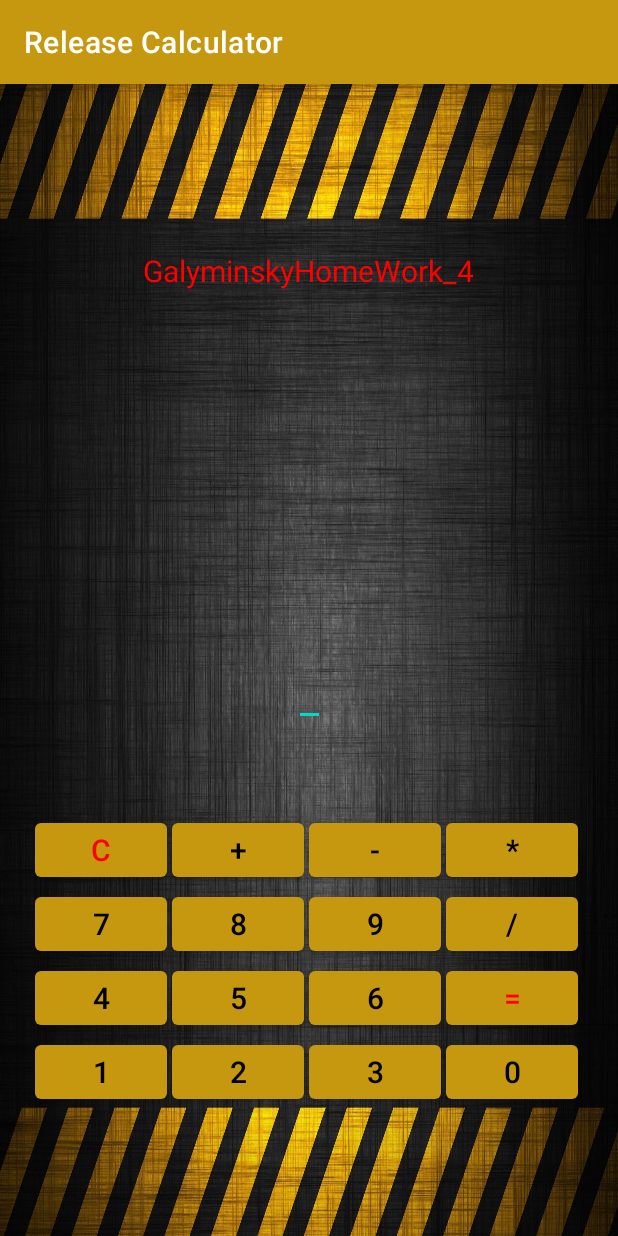
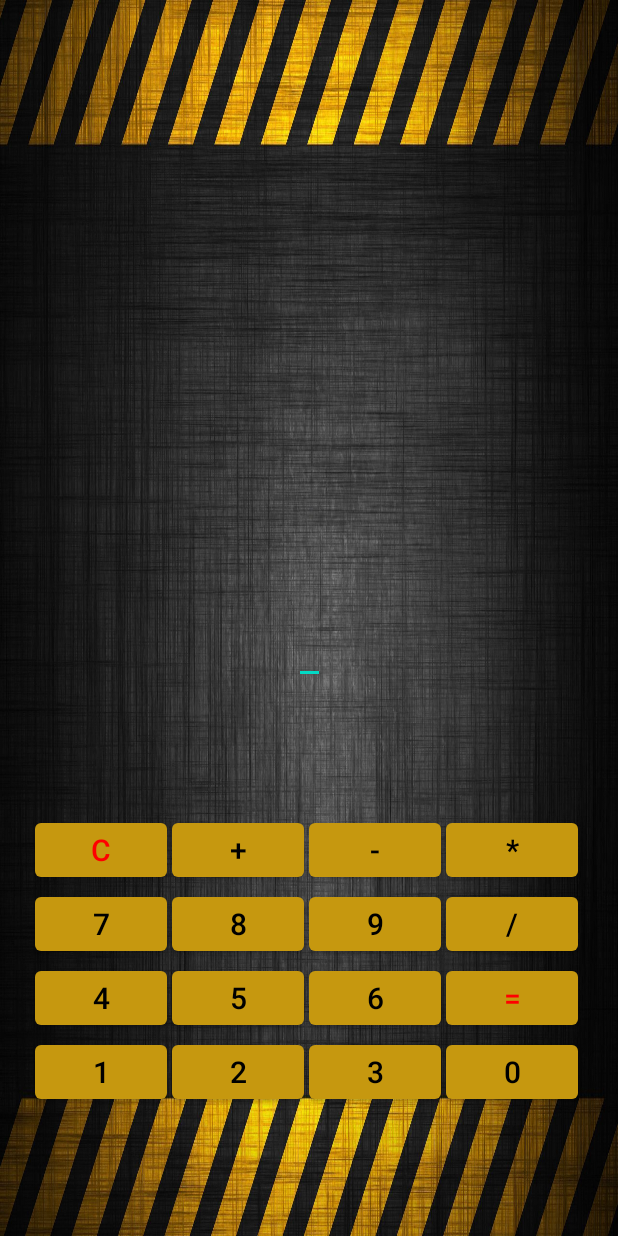
Before and after one commit to Galyminsky/Release_CALCULATOR_GB, an Android app: the screen it shows after launch (MainActivity), on a phone screen of 412 x 824 dp. Run offline under Robolectric (Android 15) with nearby library versions, the phone set to English and light mode, and no system bars.

Commit message:
Добавлен Силь "28 Дней" для двух ориентаций. Добвлен Стиль "WaltoGraph" для двух ориентаций.

```diff
--- a/app/src/main/res/layout-land/activity_main.xml
+++ b/app/src/main/res/layout-land/activity_main.xml
@@ -16,12 +16,13 @@
         android:text="@string/space_land"
         android:textColor="@color/purple_500"
         android:textSize="@dimen/txtsize_land_view"
+        style="@style/DaysLetter"
         app:layout_constraintBottom_toBottomOf="parent"
         app:layout_constraintEnd_toEndOf="parent"
-        app:layout_constraintHorizontal_bias="0.5"
+        app:layout_constraintHorizontal_bias="0.825"
         app:layout_constraintStart_toStartOf="parent"
         app:layout_constraintTop_toTopOf="parent"
-        app:layout_constraintVertical_bias="0.040" />
+        app:layout_constraintVertical_bias="0.145" />
 
     <GridLayout
         android:layout_width="wrap_content"
@@ -31,7 +32,7 @@
         app:layout_constraintEnd_toEndOf="parent"
         app:layout_constraintStart_toStartOf="parent"
         app:layout_constraintTop_toTopOf="parent"
-        app:layout_constraintVertical_bias="0.73">
+        app:layout_constraintVertical_bias="0.75">
 
         <Button
             android:id="@+id/one"
@@ -39,8 +40,7 @@
             android:layout_height="wrap_content"
             android:layout_margin="2dp"
             android:text="@string/one_land"
-            android:textColor="@color/black"
-            android:textSize="@dimen/textSize_land"
+            style="@style/DaysLetter"
             tools:layout_editor_absoluteX="185dp"
             tools:layout_editor_absoluteY="345dp" />
 
@@ -50,8 +50,7 @@
             android:layout_height="wrap_content"
             android:layout_margin="2dp"
             android:text="@string/two_land"
-            android:textColor="@color/black"
-            android:textSize="@dimen/textSize_land"
+            style="@style/DaysLetter"
             tools:layout_editor_absoluteX="275dp"
             tools:layout_editor_absoluteY="345dp" />
 
@@ -61,8 +60,7 @@
             android:layout_height="wrap_content"
             android:layout_margin="2dp"
             android:text="@string/three_land"
-            android:textColor="@color/black"
-            android:textSize="@dimen/textSize_land"
+            style="@style/DaysLetter"
             tools:layout_editor_absoluteX="365dp"
             tools:layout_editor_absoluteY="345dp" />
 
@@ -73,8 +71,7 @@
             android:layout_height="wrap_content"
             android:layout_margin="2dp"
             android:text="@string/four_land"
-            android:textColor="@color/black"
-            android:textSize="@dimen/textSize_land"
+            style="@style/DaysLetter"
             tools:layout_editor_absoluteX="185dp"
             tools:layout_editor_absoluteY="300dp" />
 
@@ -85,8 +82,7 @@
             android:layout_height="wrap_content"
             android:layout_margin="2dp"
             android:text="@string/plus_land"
-            android:textColor="@color/black"
-            android:textSize="@dimen/textSize_land"
+            style="@style/DaysLetter"
             tools:layout_editor_absoluteX="455dp"
             tools:layout_editor_absoluteY="255dp" />
 
@@ -97,8 +93,7 @@
             android:layout_height="wrap_content"
             android:layout_margin="2dp"
             android:text="@string/five_land"
-            android:textColor="@color/black"
-            android:textSize="@dimen/textSize_land"
+            style="@style/DaysLetter"
             tools:layout_editor_absoluteX="275dp"
             tools:layout_editor_absoluteY="300dp" />
 
@@ -108,8 +103,7 @@
             android:layout_height="wrap_content"
             android:layout_margin="2dp"
             android:text="@string/six_land"
-            android:textColor="@color/black"
-            android:textSize="@dimen/textSize_land"
+            style="@style/DaysLetter"
             tools:layout_editor_absoluteX="365dp"
             tools:layout_editor_absoluteY="300dp" />
 
@@ -119,8 +113,7 @@
             android:layout_height="wrap_content"
             android:layout_margin="2dp"
             android:text="@string/seven_land"
-            android:textColor="@color/black"
-            android:textSize="@dimen/textSize_land"
+            style="@style/DaysLetter"
             tools:layout_editor_absoluteX="185dp"
             tools:layout_editor_absoluteY="255dp" />
 
@@ -130,8 +123,7 @@
             android:layout_height="wrap_content"
             android:layout_margin="2dp"
             android:text="@string/eight_land"
-            android:textColor="@color/black"
-            android:textSize="@dimen/textSize_land"
+            style="@style/DaysLetter"
             tools:layout_editor_absoluteX="275dp"
             tools:layout_editor_absoluteY="255dp" />
 
@@ -141,8 +133,7 @@
             android:layout_height="wrap_content"
             android:layout_margin="2dp"
             android:text="@string/minus_land"
-            android:textColor="@color/black"
-            android:textSize="@dimen/textSize_land"
+            style="@style/DaysLetter"
             tools:layout_editor_absoluteX="455dp"
             tools:layout_editor_absoluteY="300dp" />
 
@@ -153,8 +144,7 @@
             android:layout_height="wrap_content"
             android:layout_margin="2dp"
             android:text="@string/nine_land"
-            android:textColor="@color/black"
-            android:textSize="@dimen/textSize_land"
+            style="@style/DaysLetter"
             tools:layout_editor_absoluteX="365dp"
             tools:layout_editor_absoluteY="255dp" />
 
@@ -164,8 +154,7 @@
             android:layout_height="wrap_content"
             android:layout_margin="2dp"
             android:text="@string/zero_land"
-            android:textColor="@color/black"
-            android:textSize="@dimen/textSize_land"
+            style="@style/DaysLetter"
             tools:layout_editor_absoluteX="455dp"
             tools:layout_editor_absoluteY="345dp" />
 
@@ -176,7 +165,7 @@
             android:layout_margin="2dp"
             android:text="@string/equals_land"
             android:textColor="@color/red"
-            android:textSize="@dimen/textSize_land"
+            style="@style/DaysLetter"
             tools:layout_editor_absoluteX="545dp"
             tools:layout_editor_absoluteY="345dp" />
 
@@ -186,8 +175,7 @@
             android:layout_height="wrap_content"
             android:layout_margin="2dp"
             android:text="@string/multiply_land"
-            android:textColor="@color/black"
-            android:textSize="@dimen/textSize_land"
+            style="@style/DaysLetter"
             tools:layout_editor_absoluteX="545dp"
             tools:layout_editor_absoluteY="255dp" />
 
@@ -197,8 +185,7 @@
             android:layout_height="wrap_content"
             android:layout_margin="2dp"
             android:text="@string/devision_land"
-            android:textColor="@color/black"
-            android:textSize="@dimen/textSize_land"
+            style="@style/DaysLetter"
             tools:layout_editor_absoluteX="545dp"
             tools:layout_editor_absoluteY="300dp" />
 
@@ -211,7 +198,7 @@
             android:layout_margin="2dp"
             android:text="@string/reset_land"
             android:textColor="@color/red"
-            android:textSize="@dimen/textSize_land" />
+            style="@style/DaysLetter"/>
 
     </GridLayout>
 
--- a/app/src/main/res/layout/activity_main.xml
+++ b/app/src/main/res/layout/activity_main.xml
@@ -8,21 +8,6 @@
     android:orientation="vertical"
     tools:context=".MainActivity">
 
-
-    <TextView
-        android:layout_width="wrap_content"
-        android:layout_height="wrap_content"
-        android:text="GalyminskyHomeWork_4"
-        android:textColor="@color/red"
-        android:textSize="20sp"
-        app:layout_constraintBottom_toBottomOf="parent"
-        app:layout_constraintEnd_toEndOf="parent"
-        app:layout_constraintHorizontal_bias="0.497"
-        app:layout_constraintStart_toStartOf="parent"
-        app:layout_constraintTop_toTopOf="parent"
-        app:layout_constraintVertical_bias="0.149">
-
-    </TextView>
 
     <EditText
         android:id="@+id/text"
@@ -247,6 +232,4 @@
         app:layout_constraintStart_toEndOf="@+id/eight"
         app:layout_constraintTop_toBottomOf="@+id/minus" />
 
-
-
 </androidx.constraintlayout.widget.ConstraintLayout>
--- a/app/src/main/res/values-night/themes.xml
+++ b/app/src/main/res/values-night/themes.xml
@@ -1,6 +1,6 @@
 <resources xmlns:tools="http://schemas.android.com/tools">
     <!-- Base application theme. -->
-    <style name="Theme.Fucking_CALCULATOR" parent="Theme.MaterialComponents.DayNight.DarkActionBar">
+    <style name="Theme.Fucking_CALCULATOR" parent="Theme.MaterialComponents.DayNight.NoActionBar">
         <!-- Primary brand color. -->
         <item name="colorPrimary">@color/purple_200</item>
         <item name="colorPrimaryVariant">@color/purple_700</item>
--- a/app/src/main/res/values/strings.xml
+++ b/app/src/main/res/values/strings.xml
@@ -1,6 +1,6 @@
 <resources>
     <string name="app_name">Release Calculator</string>
-    <string name="С">С</string>
+    <string name="С">c</string>
     <string name="plus">+</string>
     <string name="minus">-</string>
     <string name="seven">7</string>
@@ -25,7 +25,7 @@
     <string name="four_land">4</string>
     <string name="multiply_land">*</string>
     <string name="devision_land">/</string>
-    <string name="reset_land">C</string>
+    <string name="reset_land">c</string>
     <string name="three_land">3</string>
     <string name="minus_land">-</string>
     <string name="two_land">2</string>
--- a/app/src/main/res/values/style.xml
+++ b/app/src/main/res/values/style.xml
@@ -1,7 +1,15 @@
 <?xml version="1.0" encoding="utf-8"?>
 <resources>
- <style name="ColorBtn">
-     <item name="colorOnSecondary">@color/black</item>
+ <style name="DaysLetter">
+     <item name="android:fontFamily">@font/days_later</item>
+     <item name="android:textSize">30sp</item>
+     <item name="android:textColor">@color/black</item>
  </style>
 
+    <style name="WaltoGrahp">
+        <item name="android:fontFamily">@font/walto_graph</item>
+        <item name="android:textSize">30sp</item>
+        <item name="android:textColor">@color/red</item>
+    </style>
+
 </resources>
--- a/app/src/main/res/values/themes.xml
+++ b/app/src/main/res/values/themes.xml
@@ -1,6 +1,6 @@
 <resources xmlns:tools="http://schemas.android.com/tools">
     <!-- Base application theme. -->
-    <style name="Theme.Fucking_CALCULATOR" parent="Theme.MaterialComponents.DayNight.DarkActionBar">
+    <style name="Theme.Fucking_CALCULATOR" parent="Theme.MaterialComponents.DayNight.NoActionBar">
         <!-- Primary brand color. -->
         <item name="colorPrimary">@color/purple_500</item>
         <item name="colorPrimaryVariant">@color/purple_700</item>
```
